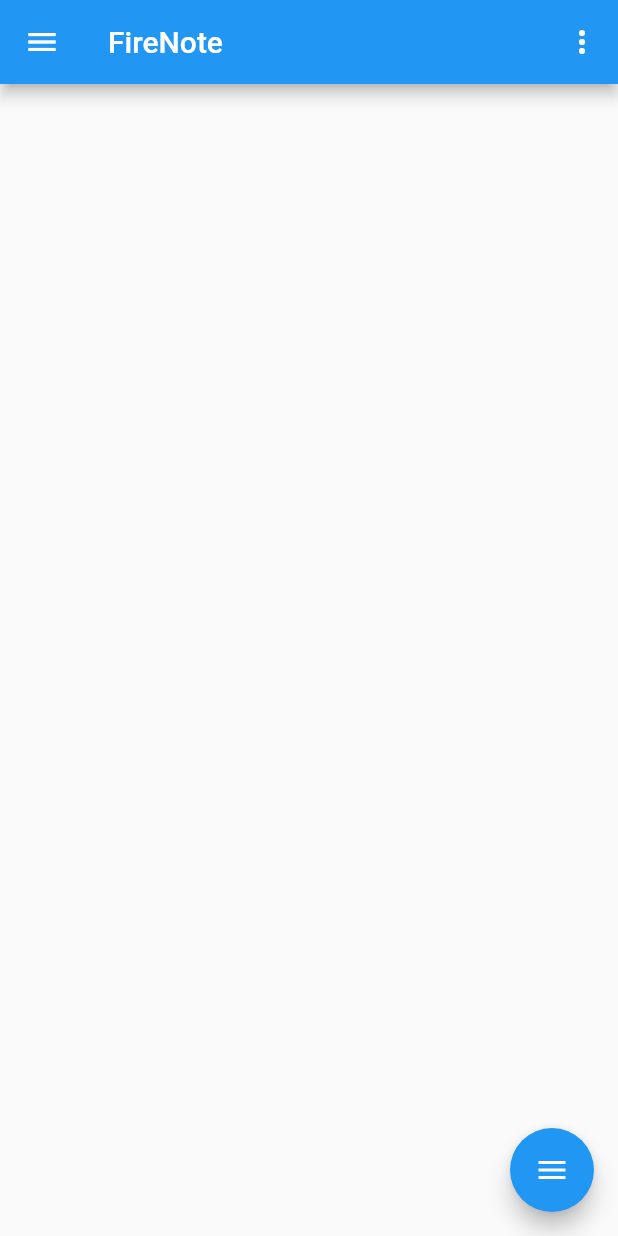
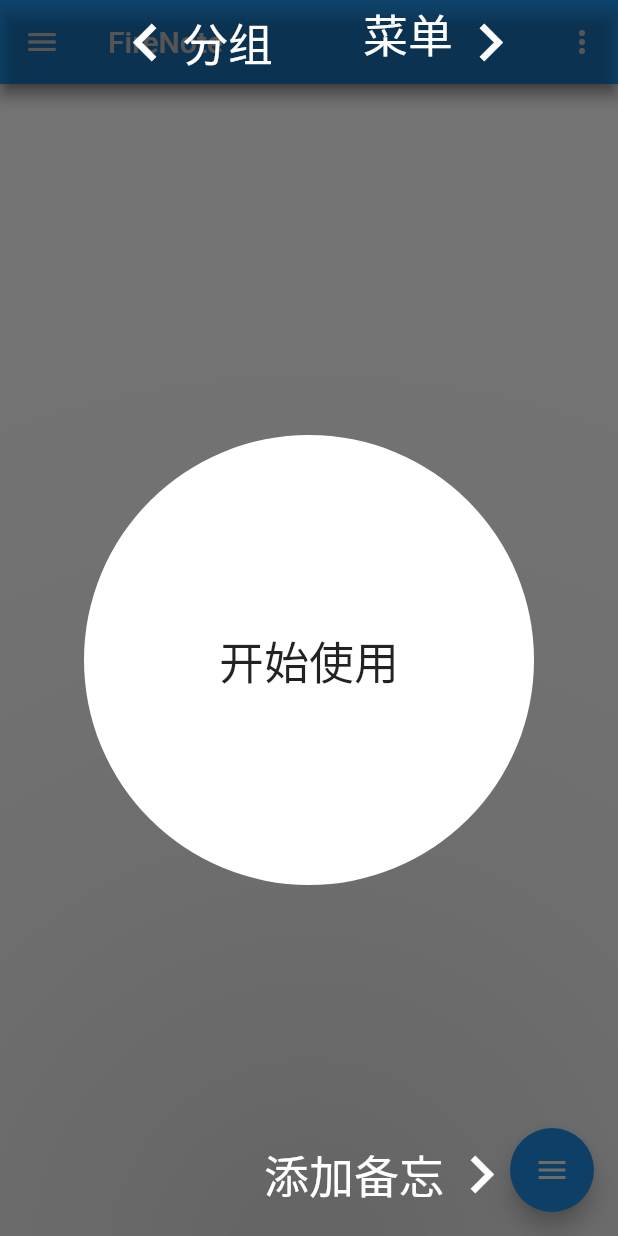
Before and after one commit to laiiihz/firenote, a Flutter app: the screen it shows after launch, on a phone screen of 412 x 824 dp. Run offline on Flutter 3.47's test engine with Material 2 defaults, Android fonts, the phone set to English and light mode, and no system bars; our stand-ins replace shared_preferences, sqflite; missing offline and left inert: jpush_flutter; accounts and stored records are empty.

Commit message:
add start page

```diff
--- /dev/null
+++ b/lib/OnStart/OnStartDialog.dart
@@ -0,0 +1,85 @@
+import 'package:flutter/material.dart';
+import 'package:scoped_model/scoped_model.dart';
+import 'package:shared_preferences/shared_preferences.dart';
+
+class OnStartDialogPage extends StatefulWidget {
+  @override
+  State<StatefulWidget> createState() => _OnStartDialogState();
+}
+
+class _OnStartDialogState extends State<OnStartDialogPage> with SingleTickerProviderStateMixin  {
+  double _elevation=100.0;
+  Animation<double> _animation;
+  AnimationController _animationController;
+
+  @override
+  void initState() {
+    // TODO: implement initState
+    super.initState();
+    _animationController=AnimationController(vsync: this,duration: Duration(seconds: 1));
+    _animation=new Tween(begin: 200.0,end: 5.0).animate(_animationController)..addListener(()=>setState(() {}));
+  }
+  @override
+  Widget build(BuildContext context) {
+    // TODO: implement build
+
+    return Scaffold(
+      backgroundColor: Colors.transparent,
+      appBar: AppBar(
+        backgroundColor: Colors.transparent,
+        leading: Text(''),
+        title: Row(
+          mainAxisSize: MainAxisSize.min,
+          children: <Widget>[
+            Icon(Icons.keyboard_arrow_left,size: 50,),
+            Text('分组',style: TextStyle(fontSize: 30),),
+          ],
+        ),
+        actions: <Widget>[
+          Text(
+            '菜单',
+            style: TextStyle(fontSize: 30),
+          ),
+          Icon(Icons.keyboard_arrow_right,size: 50,),
+          SizedBox(
+            width: 60,
+          ),
+        ],
+      ),
+      floatingActionButton: Row(
+        mainAxisSize: MainAxisSize.min,
+        children: <Widget>[
+          Text('添加备忘',style: TextStyle(fontSize: 30,color: Colors.white),),
+          Icon(Icons.keyboard_arrow_right,size: 50, color: Colors.white,),
+          SizedBox(width: 50,),
+
+        ],
+      ),
+      body: Center(
+        child: MaterialButton(
+          onPressed: () {
+            _animationController.forward();
+            forwardMe()async{
+              await Future.delayed(Duration(seconds: 1),);
+              Navigator.pop(context);
+            }
+            _changeShared()async{
+              SharedPreferences sharedPreferences=await SharedPreferences.getInstance();
+              sharedPreferences.setBool('startAtOne', false);
+            }
+            _changeShared();
+            forwardMe();
+          },
+          child: Text('开始使用',style: TextStyle(fontSize: 30),),
+          height: 300,
+          minWidth: 300,
+          color: Color(0xffffffff),
+          elevation: _animation.value,
+          shape: RoundedRectangleBorder(
+            borderRadius: BorderRadius.circular(300),
+          ),
+        ),
+      ),
+    );
+  }
+}
--- a/lib/Splash.dart
+++ b/lib/Splash.dart
@@ -18,6 +18,15 @@ class _SplashState extends State<SplashPage> {
     // TODO: implement initState
     super.initState();
     AppModel model = ScopedModel.of(context);
+
+    Future<bool> startAtOneShared()async{
+      SharedPreferences sharedPreferences=await SharedPreferences.getInstance();
+      return sharedPreferences.getBool('startAtOne'??true);
+    }
+    startAtOneShared().then((onValue){
+      model.setStartAtOne(onValue);
+    });
+
 
     Future<bool> transparentShared() async {
       SharedPreferences sharedPreferences =
@@ -53,10 +62,8 @@ class _SplashState extends State<SplashPage> {
               await SharedPreferences.getInstance();
           return sharedPreferences.getInt('themeColor' ?? Colors.blue.value);
         }
-
         themeColorShared().then((color) {
           String tempString = '蓝色';
-
           switch (color) {
             case 0xFFD4E157:
               tempString = 'lime';
--- a/lib/home.dart
+++ b/lib/home.dart
@@ -10,7 +10,7 @@ import 'Edit/StandardEditor.dart';
 import 'dart:math';
 import 'Edit/EditorWithKey.dart';
 import 'package:shared_preferences/shared_preferences.dart';
-
+import 'OnStart/OnStartDialog.dart';
 class HomePage extends StatefulWidget {
   @override
   State<StatefulWidget> createState() => _HomeState();
@@ -33,16 +33,25 @@ class _HomeState extends State<HomePage> with SingleTickerProviderStateMixin {
   Animation<double> _translateButton;
   Curve _curve = Curves.easeOut;
   bool _drawerDeleteState = false;
-  List<FireNote> tempNotes=[];
+  List<FireNote> tempNotes = [];
   final _pageController = PageController(initialPage: 0);
 
   List<Widget> widgetNotes = [];
+  _showDialog() async {
+    await Future.delayed(Duration(milliseconds: 50));
+    showDialog(
+        context: context,
+        builder: (BuildContext context) {
+          return OnStartDialogPage();
+        });
+  }
 
   @override
   void initState() {
     // TODO: implement initState
     super.initState();
     AppModel model = ScopedModel.of(context);
+    if(model.startAtOne??true)_showDialog();
     getPath() async {
       var databasePath = await getDatabasesPath();
       var me = _noteProvider.open(Path.join(databasePath, 'app-0-1.db'));
@@ -303,7 +312,6 @@ class _HomeState extends State<HomePage> with SingleTickerProviderStateMixin {
                                 model.deleteTag(tempIndex);
                                 _noteProvider.deleteAtAllTag(tempIndex);
                                 model.deleteAllNoteAtTag(tempIndex);
-
                               }),
                         ),
                       ),
@@ -363,7 +371,7 @@ class _HomeState extends State<HomePage> with SingleTickerProviderStateMixin {
                           new MaterialPageRoute(
                               builder: (context) => new StandardEditorPage()));
                     },
-                    tooltip: 'add',
+                    tooltip: '新建备忘',
                     child: Icon(Icons.add),
                   ),
                 ),
@@ -383,7 +391,7 @@ class _HomeState extends State<HomePage> with SingleTickerProviderStateMixin {
                           builder: (context) {
                             return AlertDialog(
                               shape: null,
-                              title: Text('add group'),
+                              title: Text('添加分组'),
                               content: Container(
                                 padding: EdgeInsets.all(10),
                                 child: Column(
@@ -391,7 +399,7 @@ class _HomeState extends State<HomePage> with SingleTickerProviderStateMixin {
                                   children: <Widget>[
                                     TextField(
                                       decoration: InputDecoration(
-                                        labelText: 'group name',
+                                        labelText: '分组名称',
                                         prefixIcon: Icon(Icons.group_add),
                                         filled: true,
                                       ),
@@ -404,7 +412,7 @@ class _HomeState extends State<HomePage> with SingleTickerProviderStateMixin {
                                           onPressed: () {
                                             Navigator.pop(context);
                                           },
-                                          child: Text('cancel'),
+                                          child: Text('取消'),
                                         ),
                                         RaisedButton(
                                           onPressed: () {
@@ -413,7 +421,7 @@ class _HomeState extends State<HomePage> with SingleTickerProviderStateMixin {
                                             _groupTagController.clear();
                                             Navigator.pop(context);
                                           },
-                                          child: Text('add'),
+                                          child: Text('添加'),
                                           color: model.primaryColor,
                                         ),
                                       ],
@@ -424,7 +432,7 @@ class _HomeState extends State<HomePage> with SingleTickerProviderStateMixin {
                             );
                           });
                     },
-                    tooltip: 'add group',
+                    tooltip: '添加分组',
                     child: Icon(Icons.group_add),
                   ),
                 ),
@@ -483,6 +491,7 @@ class _HomeState extends State<HomePage> with SingleTickerProviderStateMixin {
                   icon: AnimatedIcons.menu_arrow,
                   progress: _animateIcon,
                 ),
+                tooltip: '^_^',
               ),
             ],
           ),
--- a/lib/model/appModel.dart
+++ b/lib/model/appModel.dart
@@ -4,6 +4,16 @@ import 'package:firenote/Database/MainDatabase.dart';
 import 'package:flutter/services.dart';
 import 'package:shared_preferences/shared_preferences.dart';
 class AppModel extends Model {
+
+  bool _startAtOne=true;
+  get startAtOne=>_startAtOne;
+  setStartAtOne(bool value){
+    _startAtOne=value;
+    notifyListeners();
+  }
+
+
+
   ThemeData _appTheme = ThemeData.light();
   get appTheme => _appTheme;
   bool _isDarkModeOn = false;
```
